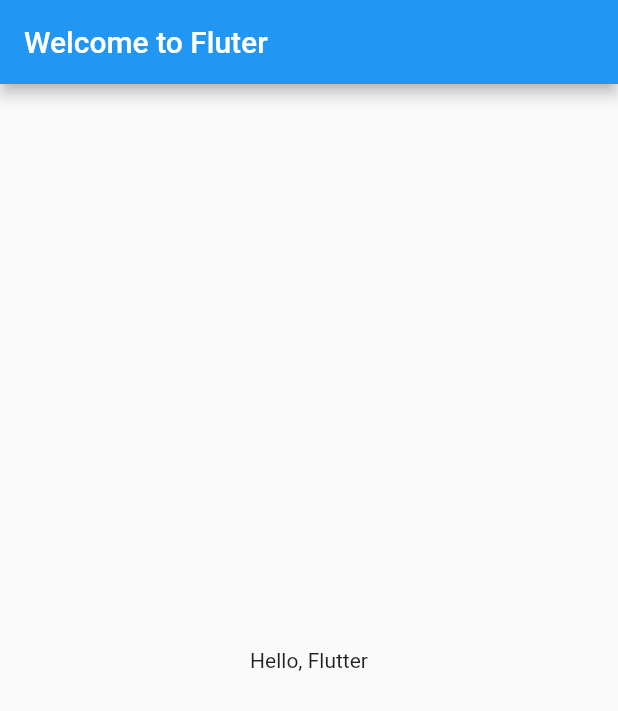
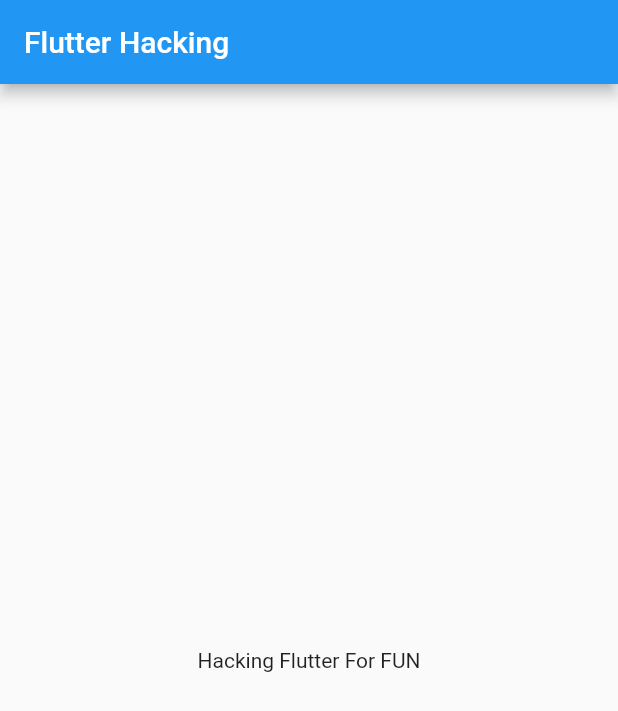
Before and after one commit to BruceGui/FlutterIO, a Flutter app: the screen it shows after launch, on a phone screen of 412 x 824 dp. Shown: the top 711 px of the screen. Run offline on Flutter 3.47's test engine with Material 2 defaults, Android fonts, the phone set to English and light mode, and no system bars.

Commit message:
change template

```diff
--- a/lib/main.dart
+++ b/lib/main.dart
@@ -8,14 +8,14 @@
   @override
   Widget build(BuildContext context) {
     return new MaterialApp(
-      title: 'Welcome to Flutter',
+      title: 'Hacking Flutter',
       home: Scaffold(
         appBar: AppBar(
-          title: Text('Welcome to Fluter'),
+          title: Text('Flutter Hacking'),
         ),
 
         body: Center(
-          child: Text('Hello, Flutter'),
+          child: Text('Hacking Flutter For FUN'),
         ),
       ),
 
```
